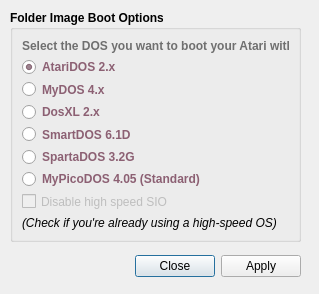
First picture: the form in bootoptionsdialog.ui, repository RespeQt/RespeQt, before the edit.
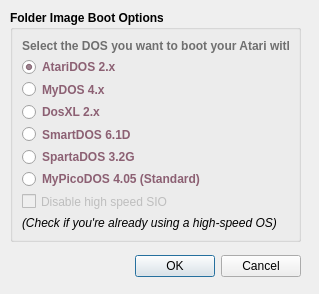
Second picture: the form after the edit.

Commit message:
Boot options dialog fixed
I broke this feature with my previous changes. It should now work again.
Removed some signal/slots that made the code more complex for no reason.
g_disablePicoHiSpeed will now only be updated when the changes are accepted.

What changed in the file:
```diff
--- a/bootoptionsdialog.ui
+++ b/bootoptionsdialog.ui
@@ -38,7 +38,7 @@
     <enum>Qt::Horizontal</enum>
    </property>
    <property name="standardButtons">
-    <set>QDialogButtonBox::Apply|QDialogButtonBox::Close</set>
+    <set>QDialogButtonBox::Cancel|QDialogButtonBox::Ok</set>
    </property>
   </widget>
   <widget class="QGroupBox" name="groupBox">
```
The commit also changes 4 other files.
